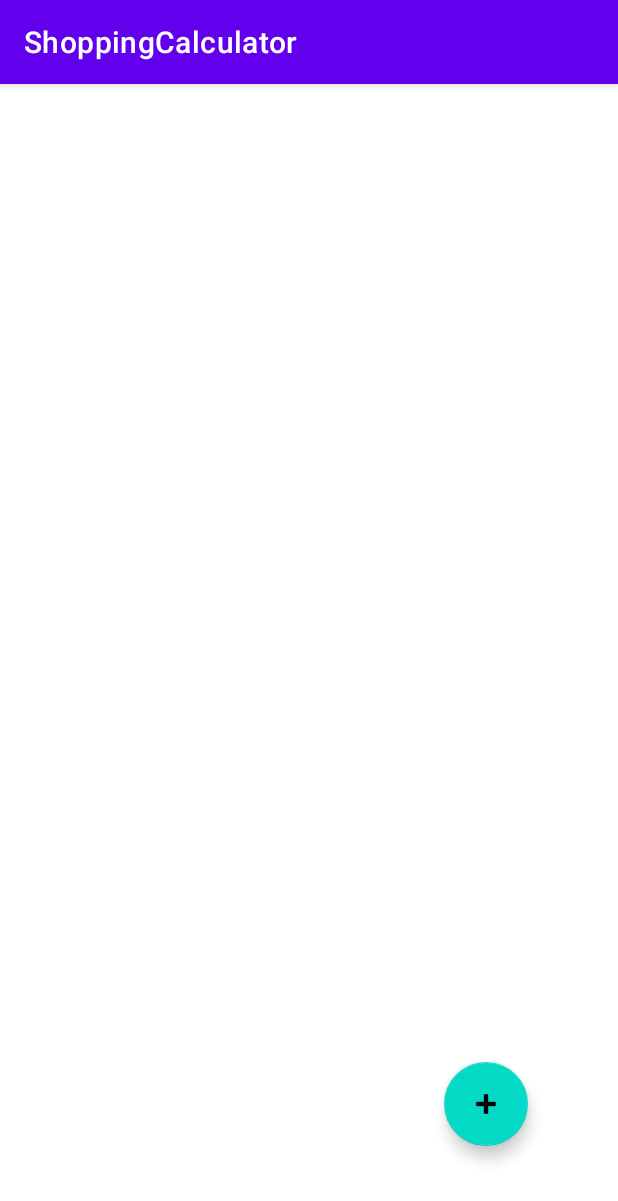
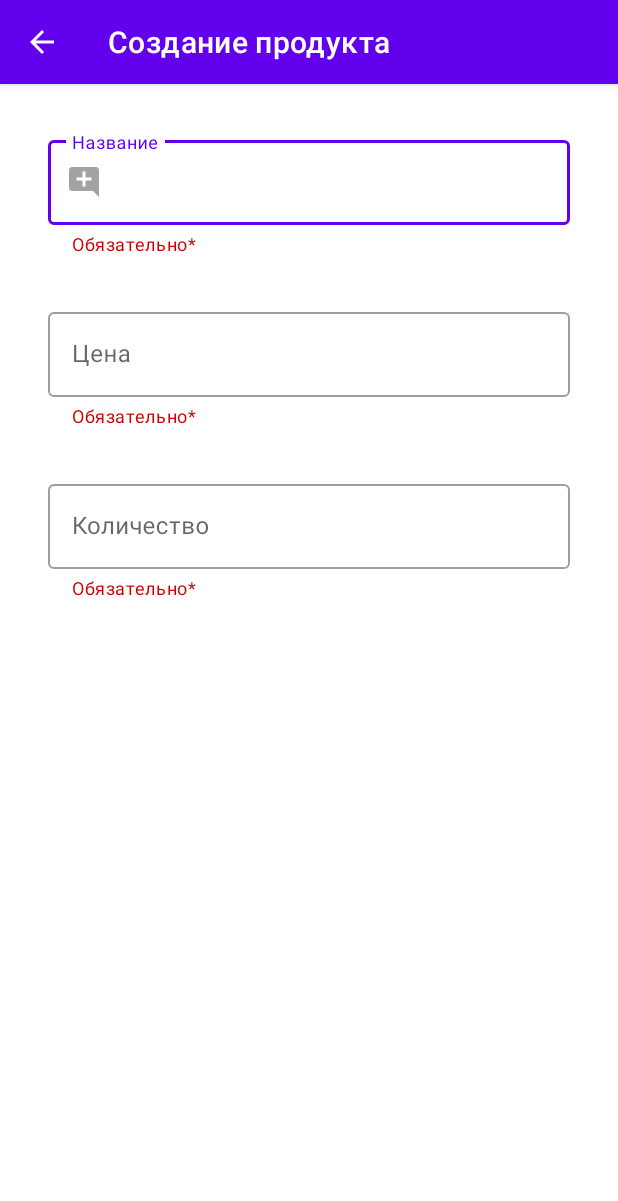
Before and after one commit to MIRSM/ShoppingCalculator, an Android app: the screen it shows after launch (MainActivity before the commit, EditActivity after it), after a tap on an icon or button, on a phone screen of 412 x 824 dp. Shown: the top 1201 px of the screen. Run offline under Robolectric (Android 15) with nearby library versions, the light colour scheme and no system bars.

Commit message:
Галерея работает, все еще есть проблемы с передачей Uri на другую активность

```diff
--- a/app/build.gradle
+++ b/app/build.gradle
@@ -37,6 +37,7 @@ dependencies {
     implementation 'androidx.appcompat:appcompat:1.4.0'
     implementation 'com.google.android.material:material:1.4.0'
     implementation 'androidx.constraintlayout:constraintlayout:2.1.2'
+    implementation 'com.google.android.gms:play-services-cast-framework:21.0.0'
     testImplementation 'junit:junit:4.+'
     androidTestImplementation 'androidx.test.ext:junit:1.1.3'
     androidTestImplementation 'androidx.test.espresso:espresso-core:3.4.0'
--- a/app/src/main/AndroidManifest.xml
+++ b/app/src/main/AndroidManifest.xml
@@ -9,6 +9,10 @@
             android:roundIcon="@mipmap/ic_launcher_round"
             android:supportsRtl="true"
             android:theme="@style/Theme.ShoppingCalculator">
+        <activity
+                android:name=".EditActivity"
+                android:parentActivityName=".MainActivity"
+                android:exported="true"/>
         <activity
                 android:name=".ProductsActivity"
                 android:exported="true"/>
--- /dev/null
+++ b/app/src/main/java/com/example/shoppingcalculator/EditActivity.kt
@@ -0,0 +1,129 @@
+package com.example.shoppingcalculator
+
+import android.app.Activity
+import android.content.Intent
+import android.graphics.Bitmap
+import android.graphics.drawable.BitmapDrawable
+import android.net.Uri
+import android.os.Bundle
+import android.widget.ImageView
+import androidx.activity.result.ActivityResultLauncher
+import androidx.activity.result.contract.ActivityResultContracts
+import androidx.appcompat.app.AppCompatActivity
+import com.google.android.material.textfield.TextInputEditText
+
+
+class EditActivity : AppCompatActivity() {
+
+    private lateinit var imageView: ImageView
+    private lateinit var editName : TextInputEditText
+    private lateinit var editPrice : TextInputEditText
+    private lateinit var editCount : TextInputEditText
+
+    private lateinit var resultLauncher : ActivityResultLauncher<Intent>
+
+    private var oldProductName : String? = null
+    private var oldProductPrice : Float? = null
+    private var oldProductCount : Float? = null
+    private var oldProductImage : Uri? = null
+    private var newImageUri : Uri? = null
+    private var product : Product? = null
+
+    override fun onCreate(savedInstanceState: Bundle?) {
+        super.onCreate(savedInstanceState)
+
+        try {
+            product = intent.getSerializableExtra("product") as Product
+        }catch (ex : Exception){
+            // product не был передан
+        }
+
+        val actionBar = supportActionBar
+        if(actionBar != null){
+            if(product != null)
+                actionBar.title = "Редактирование продукта"
+            else
+                actionBar.title = "Создание продукта"
+        }
+
+        setContentView(R.layout.activity_edit)
+
+        imageView = findViewById(R.id.edit_image)
+        imageView.setOnClickListener{
+            pickImageGallery()
+        }
+
+        editName = findViewById(R.id.edit_name)
+        editPrice = findViewById(R.id.edit_price)
+        editCount = findViewById(R.id.edit_count)
+
+        if(product != null){
+            oldProductName = product?.name
+            oldProductPrice = product?.price
+            oldProductCount = product?.count
+            oldProductImage = product?.imagePath
+
+            editName.setText(oldProductName)
+            editPrice.setText(oldProductPrice.toString())
+            editCount.setText(oldProductCount.toString())
+            if(oldProductImage != null)
+            {
+                imageView.setImageURI(oldProductImage)
+            }
+        }
+
+         resultLauncher = registerForActivityResult(ActivityResultContracts.StartActivityForResult()) {
+                result ->
+            if(result.resultCode == Activity.RESULT_OK){
+                val data: Intent? = result.data
+                newImageUri = data?.data
+                imageView.setImageURI(newImageUri)
+            }
+        }
+    }
+
+    override fun onBackPressed() {
+        if(product == null &&
+            (editName.text.toString() == "" ||
+                    editPrice.text.toString() == "" ||
+                    editCount.text.toString() == ""))
+        {
+            setResult(RESULT_CANCELED)
+        }else if(product != null &&
+            oldProductName == editName.text.toString() &&
+            oldProductPrice == editPrice.text.toString().toFloat() &&
+            oldProductCount == editCount.text.toString().toFloat() &&
+            oldProductImage == newImageUri)
+        {
+            setResult(RESULT_CANCELED)
+        }else if(product == null){
+            product = Product(editName.text.toString(),
+                editCount.text.toString().toFloat(),
+                editPrice.text.toString().toFloat(),
+                newImageUri
+            )
+
+            val resultIntent = Intent()
+            resultIntent.putExtra("result",product)
+
+            setResult(RESULT_FIRST_USER,resultIntent)
+        }else{
+            product?.name = editName.text.toString()
+            product?.price = editPrice.text.toString().toFloat()
+            product?.count = editCount.text.toString().toFloat()
+            product?.imagePath = newImageUri
+
+            val resultIntent = Intent()
+            resultIntent.putExtra("result",product)
+
+            setResult(2,resultIntent)
+        }
+        finish()
+    }
+
+    private fun pickImageGallery(){
+        val intent = Intent(Intent.ACTION_PICK)
+        intent.type = "image/*"
+        resultLauncher.launch(intent)
+    }
+}
--- a/app/src/main/java/com/example/shoppingcalculator/MainActivity.kt
+++ b/app/src/main/java/com/example/shoppingcalculator/MainActivity.kt
@@ -1,7 +1,14 @@
 package com.example.shoppingcalculator
 
+import android.app.Activity
+import android.app.ActivityOptions
+import android.content.Intent
 import androidx.appcompat.app.AppCompatActivity
 import android.os.Bundle
+import androidx.activity.result.ActivityResultCallback
+import androidx.activity.result.ActivityResultLauncher
+import androidx.activity.result.contract.ActivityResultContracts
+import androidx.core.app.ActivityOptionsCompat
 import androidx.recyclerview.widget.LinearLayoutManager
 import androidx.recyclerview.widget.RecyclerView
 import com.google.android.material.floatingactionbutton.FloatingActionButton
@@ -10,6 +17,9 @@ class MainActivity : AppCompatActivity() {
 
     private var layoutManager : RecyclerView.LayoutManager? = null
     private var adapter : RecyclerView.Adapter<RecyclerProductAdapter.ViewHolder>? = null
+    private val listOfProduct : ArrayList<Product> = ArrayList()
+
+    private lateinit var resultLauncher : ActivityResultLauncher<Intent>
 
     override fun onCreate(savedInstanceState: Bundle?) {
         super.onCreate(savedInstanceState)
@@ -20,19 +30,32 @@ class MainActivity : AppCompatActivity() {
         val recyclerView : RecyclerView = findViewById(R.id.recyclerView)
         recyclerView.layoutManager = layoutManager
 
-        adapter = RecyclerProductAdapter()
+        adapter = RecyclerProductAdapter(listOfProduct, this)
         // получить данные о покупках из БД
         // -> сформировать список продуктов
         //(adapter as RecyclerProductAdapter).listOfProduct =
 
         recyclerView.adapter = adapter
 
+        resultLauncher = registerForActivityResult(ActivityResultContracts.StartActivityForResult()) { result ->
+            if (result.resultCode == 2) {
+                // запись о продукте изменилась
+                val data: Intent? = result.data
+                val product = data!!.getSerializableExtra("result") as Product
+                (adapter as RecyclerProductAdapter).editProduct(product)
+            } else if (result.resultCode == Activity.RESULT_FIRST_USER) {
+                // добавилась запись
+                val data: Intent? = result.data
+                val product = data!!.getSerializableExtra("result") as Product
+                (adapter as RecyclerProductAdapter).addProduct(product)
+            }
+        }
+
         val addButton : FloatingActionButton = findViewById(R.id.floatingActionButton)
         addButton.setOnClickListener {
-            (adapter as RecyclerProductAdapter).listOfProduct.add(Product("",0f,0f,null))
+            //переход на страницу редактирования продукта
+            val intent =  Intent(this, EditActivity::class.java)
+            resultLauncher.launch(intent)
         }
-
-
-        //val imageId = intArrayOf()
     }
 }
--- a/app/src/main/java/com/example/shoppingcalculator/Product.kt
+++ b/app/src/main/java/com/example/shoppingcalculator/Product.kt
@@ -1,10 +1,12 @@
 package com.example.shoppingcalculator
 
-import android.graphics.Bitmap
+import android.net.Uri
+import java.io.Serializable
 
-class Product(var name: String = "", var count: Float = 0.0f, var price: Float = 0.0f, public var image: Bitmap?) {
-    public val totalVal : Float
+class Product(var name: String = "", var count: Float = 0.0f, var price: Float = 0.0f, var imagePath: Uri?) : Serializable {
+    val totalVal : Float
         get() {
             return  count * price
         }
+    var tableId : Int? = null
 }
--- /dev/null
+++ b/app/src/main/res/drawable-anydpi/ic_action_name.xml
@@ -0,0 +1,11 @@
+<vector xmlns:android="http://schemas.android.com/apk/res/android"
+    android:width="24dp"
+    android:height="24dp"
+    android:viewportWidth="24"
+    android:viewportHeight="24"
+    android:tint="#333333"
+    android:alpha="0.6">
+  <path
+      android:fillColor="@android:color/white"
+      android:pathData="M21.99,4c0,-1.1 -0.89,-2 -1.99,-2H4c-1.1,0 -2,0.9 -2,2v12c0,1.1 0.9,2 2,2h14l4,4 -0.01,-18zM17,11h-4v4h-2v-4H7V9h4V5h2v4h4v2z"/>
+</vector>
--- /dev/null
+++ b/app/src/main/res/layout/activity_edit.xml
@@ -0,0 +1,93 @@
+<?xml version="1.0" encoding="utf-8"?>
+<androidx.constraintlayout.widget.ConstraintLayout
+        xmlns:android="http://schemas.android.com/apk/res/android"
+        xmlns:tools="http://schemas.android.com/tools"
+        xmlns:app="http://schemas.android.com/apk/res-auto"
+        android:layout_width="match_parent"
+        android:layout_height="match_parent"
+        tools:context=".EditActivity">
+
+    <com.google.android.material.textfield.TextInputLayout
+            style="@style/Widget.MaterialComponents.TextInputLayout.OutlinedBox"
+            android:id="@+id/name_InputLayout"
+            android:layout_marginTop="32dp"
+            android:layout_marginEnd="32dp"
+            android:layout_marginStart="32dp"
+            app:layout_constraintTop_toTopOf="parent"
+            app:layout_constraintStart_toStartOf="parent"
+            app:layout_constraintEnd_toEndOf="parent"
+            android:layout_width="match_parent"
+            android:layout_height="wrap_content"
+            android:hint="Название"
+            app:startIconDrawable="@drawable/ic_action_name"
+            app:helperText="Обязательно*"
+            app:helperTextTextColor="@android:color/holo_red_dark"
+            app:endIconMode="clear_text"
+    >
+        <com.google.android.material.textfield.TextInputEditText
+                android:id="@+id/edit_name"
+                android:layout_width="match_parent"
+                android:layout_height="wrap_content"
+        />
+    </com.google.android.material.textfield.TextInputLayout>
+
+    <com.google.android.material.textfield.TextInputLayout
+            style="@style/Widget.MaterialComponents.TextInputLayout.OutlinedBox"
+            android:id="@+id/price_InputLayout"
+            android:layout_marginTop="32dp"
+            android:layout_marginEnd="32dp"
+            android:layout_marginStart="32dp"
+            app:layout_constraintTop_toBottomOf="@id/name_InputLayout"
+            app:layout_constraintStart_toStartOf="parent"
+            app:layout_constraintEnd_toEndOf="parent"
+            android:layout_width="match_parent"
+            android:layout_height="wrap_content"
+            android:hint="Цена"
+            app:helperText="Обязательно*"
+            app:helperTextTextColor="@android:color/holo_red_dark"
+            app:endIconMode="clear_text"
+    >
+        <com.google.android.material.textfield.TextInputEditText
+                android:id="@+id/edit_price"
+                android:inputType="number"
+                android:layout_width="match_parent"
+                android:layout_height="wrap_content"
+        />
+    </com.google.android.material.textfield.TextInputLayout>
+
+    <com.google.android.material.textfield.TextInputLayout
+            style="@style/Widget.MaterialComponents.TextInputLayout.OutlinedBox"
+            android:id="@+id/count_InputLayout"
+            android:layout_marginTop="32dp"
+            android:layout_marginEnd="32dp"
+            android:layout_marginStart="32dp"
+            app:layout_constraintTop_toBottomOf="@id/price_InputLayout"
+            app:layout_constraintStart_toStartOf="parent"
+            app:layout_constraintEnd_toEndOf="parent"
+            android:layout_width="match_parent"
+            android:layout_height="wrap_content"
+            android:hint="Количество"
+            app:helperText="Обязательно*"
+            app:helperTextTextColor="@android:color/holo_red_dark"
+            app:endIconMode="clear_text"
+    >
+        <com.google.android.material.textfield.TextInputEditText
+                android:id="@+id/edit_count"
+                android:inputType="number"
+                android:layout_width="match_parent"
+                android:layout_height="wrap_content"
+        />
+    </com.google.android.material.textfield.TextInputLayout>
+    <ImageView
+            android:id="@+id/edit_image"
+            app:layout_constraintTop_toBottomOf="@id/count_InputLayout"
+            app:layout_constraintStart_toStartOf="parent"
+            app:layout_constraintEnd_toEndOf="parent"
+            android:layout_marginTop="32dp"
+            android:layout_marginEnd="32dp"
+            android:layout_marginStart="32dp"
+            android:layout_width="match_parent"
+            android:layout_height="300dp"
+            android:layout_marginBottom="32dp"
+            app:layout_constraintBottom_toBottomOf="parent"/>
+</androidx.constraintlayout.widget.ConstraintLayout>
```
Also changed, not shown: app/src/main/java/com/example/shoppingcalculator/RecyclerProductAdapter.kt (+29 -3 lines), app/src/main/res/drawable-hdpi/ic_action_name.png (added), app/src/main/res/drawable-mdpi/ic_action_name.png (added), app/src/main/res/drawable-xhdpi/ic_action_name.png (added), app/src/main/res/drawable-xxhdpi/ic_action_name.png (added).
